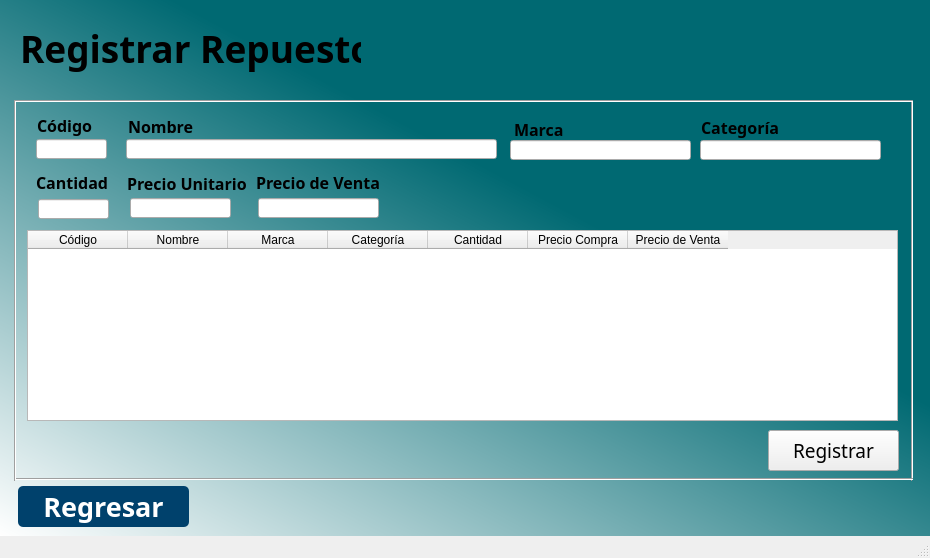
Old version of the form UI/frmRegistrarRepuesto.ui in the repository solics/ciclo-III-project.
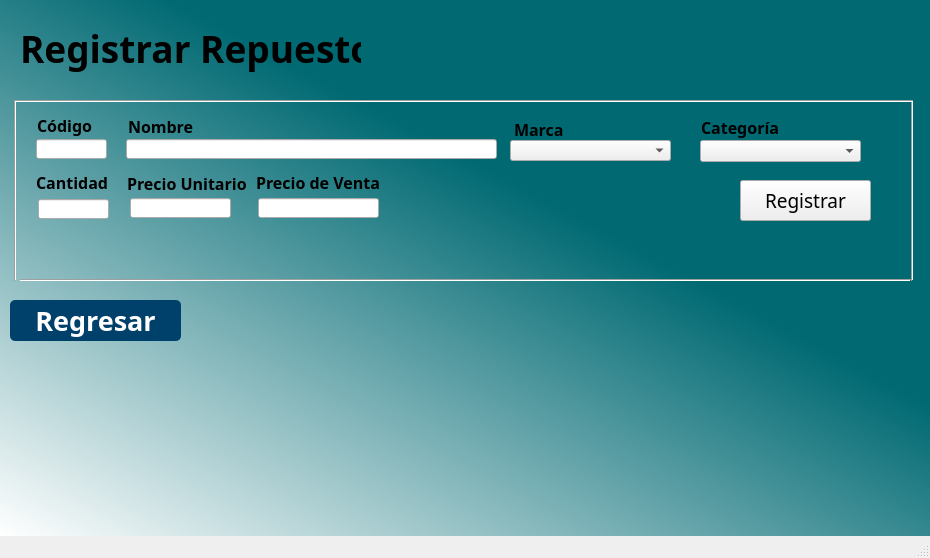
New version of the form. Icons and pictures are not drawn.

Commit message: se subieron los cambios de registrar repuesto

Diff of the .ui file:
```diff
--- a/UI/frmRegistrarRepuesto.ui
+++ b/UI/frmRegistrarRepuesto.ui
@@ -192,57 +192,6 @@
      <string>Precio de Venta</string>
     </property>
    </widget>
-   <widget class="QTableWidget" name="tblRepuestos">
-    <property name="geometry">
-     <rect>
-      <x>27</x>
-      <y>230</y>
-      <width>871</width>
-      <height>191</height>
-     </rect>
-    </property>
-    <property name="font">
-     <font>
-      <family>Century Gothic</family>
-      <pointsize>10</pointsize>
-     </font>
-    </property>
-    <column>
-     <property name="text">
-      <string>Código</string>
-     </property>
-    </column>
-    <column>
-     <property name="text">
-      <string>Nombre</string>
-     </property>
-    </column>
-    <column>
-     <property name="text">
-      <string>Marca</string>
-     </property>
-    </column>
-    <column>
-     <property name="text">
-      <string>Categoría</string>
-     </property>
-    </column>
-    <column>
-     <property name="text">
-      <string>Cantidad</string>
-     </property>
-    </column>
-    <column>
-     <property name="text">
-      <string>Precio Compra</string>
-     </property>
-    </column>
-    <column>
-     <property name="text">
-      <string>Precio de Venta</string>
-     </property>
-    </column>
-   </widget>
    <widget class="QLabel" name="label_5">
     <property name="geometry">
      <rect>
@@ -319,7 +268,7 @@
       <x>897</x>
       <y>100</y>
       <width>31</width>
-      <height>381</height>
+      <height>181</height>
      </rect>
     </property>
     <property name="orientation">
@@ -329,8 +278,8 @@
    <widget class="QPushButton" name="btnRegresar">
     <property name="geometry">
      <rect>
-      <x>18</x>
-      <y>486</y>
+      <x>10</x>
+      <y>300</y>
       <width>171</width>
       <height>41</height>
      </rect>
@@ -366,8 +315,8 @@
    <widget class="QPushButton" name="btnRegistrar">
     <property name="geometry">
      <rect>
-      <x>768</x>
-      <y>430</y>
+      <x>740</x>
+      <y>180</y>
       <width>131</width>
       <height>41</height>
      </rect>
@@ -395,9 +344,9 @@
    <widget class="Line" name="line_10">
     <property name="geometry">
      <rect>
-      <x>16</x>
-      <y>469</y>
-      <width>897</width>
+      <x>20</x>
+      <y>270</y>
+      <width>891</width>
       <height>20</height>
      </rect>
     </property>
@@ -494,44 +443,32 @@
       <x>0</x>
       <y>100</y>
       <width>31</width>
-      <height>381</height>
+      <height>181</height>
      </rect>
     </property>
     <property name="orientation">
      <enum>Qt::Vertical</enum>
     </property>
    </widget>
-   <widget class="QLineEdit" name="txtMarca">
+   <widget class="QComboBox" name="cmbMarca">
     <property name="geometry">
      <rect>
       <x>510</x>
       <y>140</y>
-      <width>181</width>
-      <height>20</height>
+      <width>161</width>
+      <height>21</height>
      </rect>
     </property>
-    <property name="font">
-     <font>
-      <family>Century Gothic</family>
-      <pointsize>10</pointsize>
-     </font>
-    </property>
    </widget>
-   <widget class="QLineEdit" name="txtCategoria">
+   <widget class="QComboBox" name="cmbCategoria">
     <property name="geometry">
      <rect>
       <x>700</x>
       <y>140</y>
-      <width>181</width>
-      <height>20</height>
+      <width>161</width>
+      <height>22</height>
      </rect>
     </property>
-    <property name="font">
-     <font>
-      <family>Century Gothic</family>
-      <pointsize>10</pointsize>
-     </font>
-    </property>
    </widget>
   </widget>
   <widget class="QMenuBar" name="menubar">
```
The commit also changes 6 other files.
